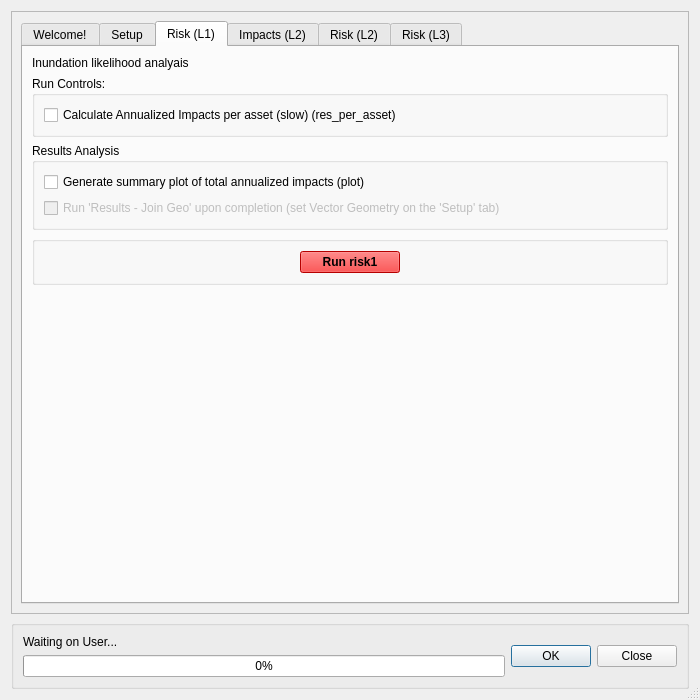
Old version of the form canflood/model/model.ui in the repository NRCan/CanFlood.
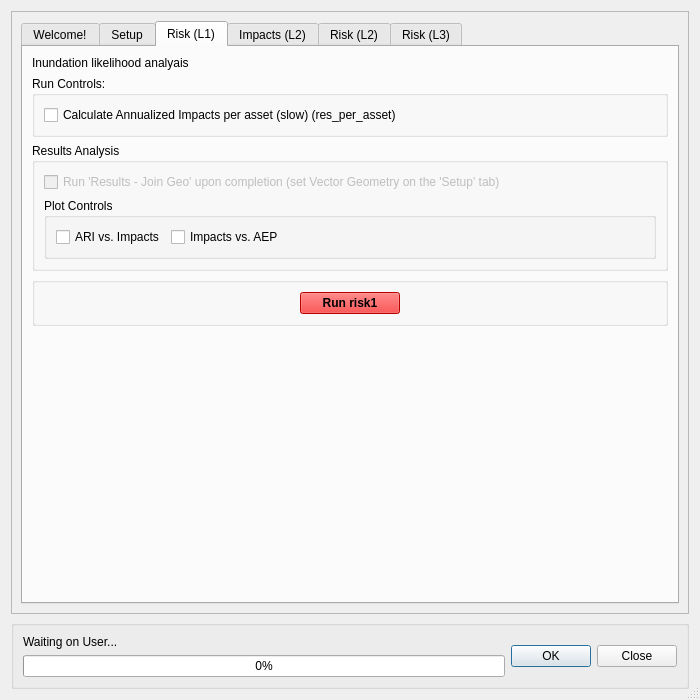
New version of the form. The open tabs and pages were chosen to show the change. Icons and pictures are not drawn. Custom widgets are drawn as their Qt base class.

Commit message: fix plot controls

Patch:
```diff
--- a/canflood/model/model.ui
+++ b/canflood/model/model.ui
@@ -501,13 +501,6 @@
               <string>Results Analysis</string>
              </property>
              <layout class="QVBoxLayout" name="verticalLayout_9">
-              <item>
-               <widget class="QCheckBox" name="checkBox_r2ep_2">
-                <property name="text">
-                 <string>Generate summary plot of total annualized impacts (plot)</string>
-                </property>
-               </widget>
-              </item>
               <item>
                <widget class="QCheckBox" name="checkBox_r2ires_2">
                 <property name="enabled">
@@ -521,6 +514,52 @@
                 </property>
                </widget>
               </item>
+              <item>
+               <widget class="QGroupBox" name="groupBox_10">
+                <property name="title">
+                 <string>Plot Controls</string>
+                </property>
+                <layout class="QVBoxLayout" name="verticalLayout_15">
+                 <item>
+                  <layout class="QHBoxLayout" name="horizontalLayout_11">
+                   <item>
+                    <widget class="QCheckBox" name="checkBox_r1_ari">
+                     <property name="text">
+                      <string>ARI vs. Impacts</string>
+                     </property>
+                     <property name="checked">
+                      <bool>false</bool>
+                     </property>
+                    </widget>
+                   </item>
+                   <item>
+                    <widget class="QCheckBox" name="checkBox_r1_aep">
+                     <property name="text">
+                      <string>Impacts vs. AEP</string>
+                     </property>
+                     <property name="checked">
+                      <bool>false</bool>
+                     </property>
+                    </widget>
+                   </item>
+                   <item>
+                    <spacer name="horizontalSpacer_4">
+                     <property name="orientation">
+                      <enum>Qt::Horizontal</enum>
+                     </property>
+                     <property name="sizeHint" stdset="0">
+                      <size>
+                       <width>40</width>
+                       <height>20</height>
+                      </size>
+                     </property>
+                    </spacer>
+                   </item>
+                  </layout>
+                 </item>
+                </layout>
+               </widget>
+              </item>
              </layout>
             </widget>
            </item>
```
Left out of the diff: 8 changed lines with no effect on the pictures. The commit also changes 7 other files.
